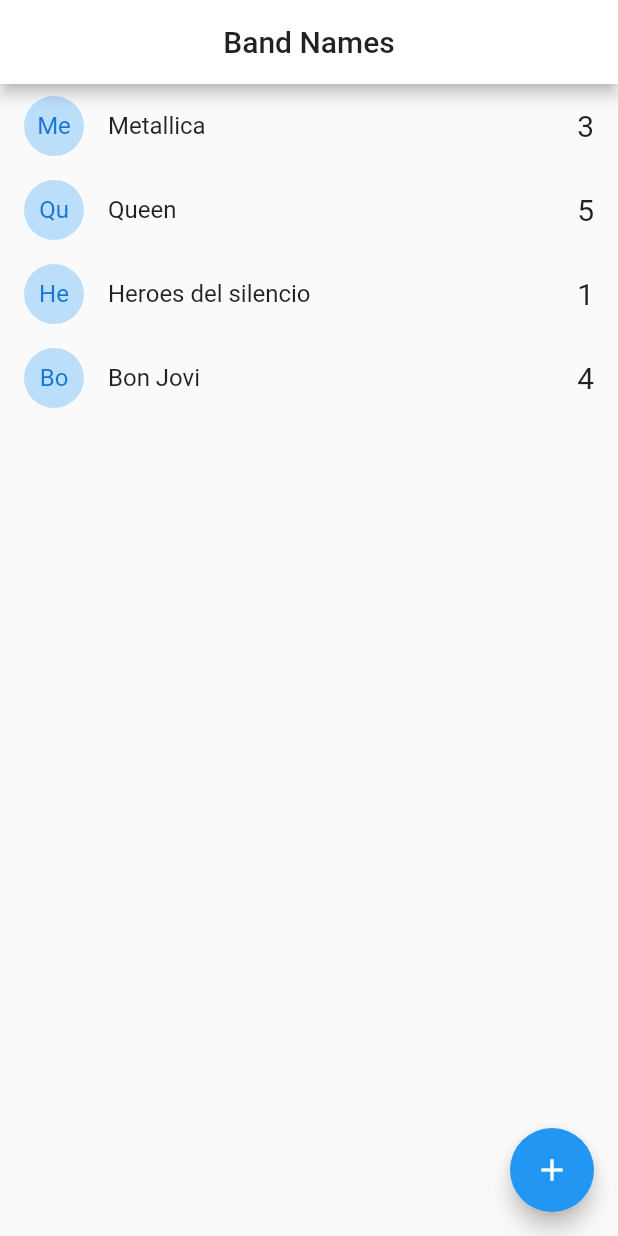
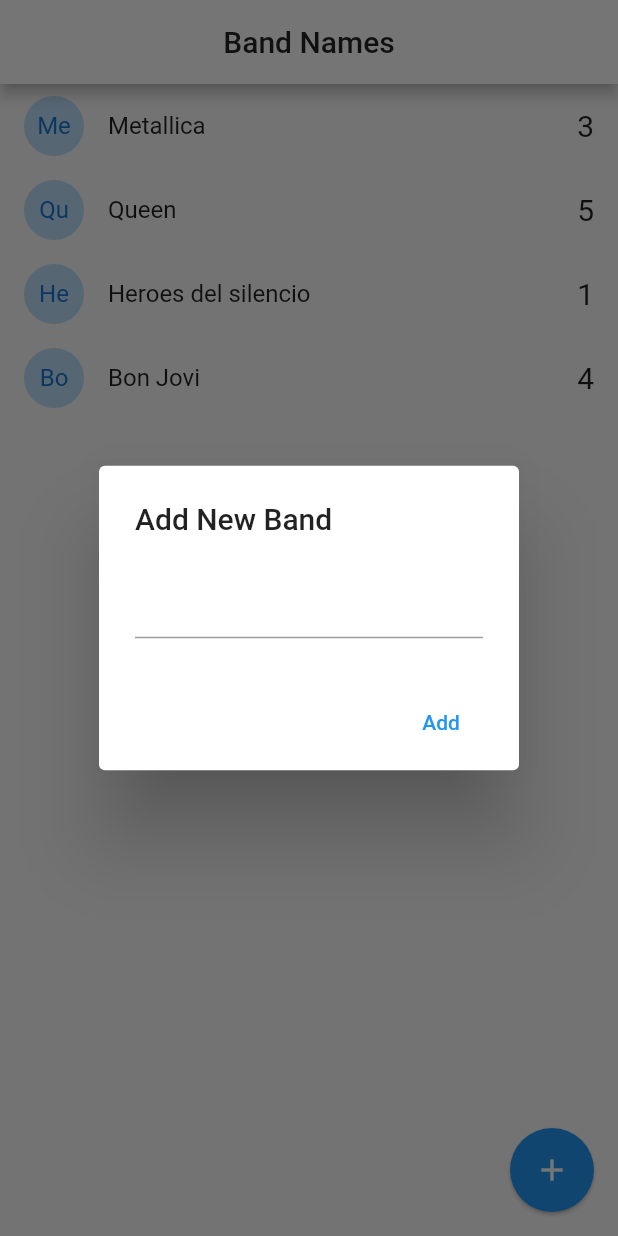
Before and after one commit to OscarPallazhco/CursoFlutterAvanzado, a Flutter app: the screen it shows after launch, after a tap on the "add" icon, on a phone screen of 412 x 824 dp. Run offline on Flutter 3.47's test engine with Material 2 defaults, Android fonts, the phone set to English and light mode, and no system bars.

Commit message:
mostrar el textfield de acuerdo a la plataforma

```diff
--- a/band_name_app/lib/pages/home.dart
+++ b/band_name_app/lib/pages/home.dart
@@ -1,3 +1,6 @@
+import 'dart:io';
+
+import 'package:flutter/cupertino.dart';
 import 'package:flutter/material.dart';
 
 import 'package:band_name_app/models/band.dart';
@@ -36,9 +39,8 @@
       ),
       floatingActionButton: FloatingActionButton(
         child: Icon(Icons.add),
-        onPressed: (){
-
-        },
+        elevation: 1,
+        onPressed: _addNewBand,
       ),
     );
   }
@@ -50,10 +52,74 @@
         backgroundColor: Colors.blue[100],
       ),
       title: Text(band.name),
-      trailing: Text(band.votes.toString(), style: TextStyle(fontSize: 20),),
-      onTap: (){
-
-      },
+      trailing: Text(
+        band.votes.toString(),
+        style: TextStyle(fontSize: 20),
+      ),
+      onTap: () {},
     );
   }
+
+  _addNewBand() {
+    final textController = new TextEditingController();
+
+    if (Platform.isAndroid) {
+      showDialog(
+        context: context,
+        builder: (context) {
+          return AlertDialog(
+            title: Text("Add New Band"),
+            content: TextField(
+              controller: textController,
+            ),
+            actions: [
+              MaterialButton(
+                onPressed: () {
+                  _addBandToList(textController.text);
+                },
+                child: Text("Add"),
+                elevation: 3,
+                textColor: Colors.blue,
+              ),
+            ],
+          );
+        },
+      );
+    } else if(Platform.isIOS){
+      showCupertinoDialog(
+        context: context,
+        builder: (context) {
+          return CupertinoAlertDialog(
+            title: Text("Add New Band"),
+            content: CupertinoTextField(
+              controller: textController,
+            ),
+            actions: [
+              CupertinoDialogAction(
+                child: Text("Add"),
+                isDefaultAction: true,
+                onPressed: () {
+                  _addBandToList(textController.text);
+                },
+              ),
+              CupertinoDialogAction(
+                child: Text("Dismiss"),
+                isDestructiveAction: true,
+                onPressed: () {
+                  Navigator.pop(context);
+                },
+              ),
+            ],
+          );
+        },
+      );
+    }
+  }
+
+  _addBandToList(String bandInput) {
+    if (bandInput.length > 1) {
+      this.bands.add(new Band(id: (this.bands.length + 1).toString(), name: bandInput, votes: 0));
+    }
+    Navigator.pop(context);
+  }
 }
```
